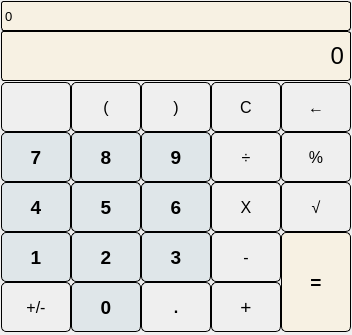
Before: the Qt Designer form Qt-calculator/calculator.ui in khagesh-mahajan-cctech/Qt-calculator, drawn with Qt 5.
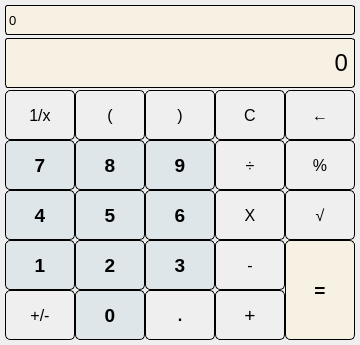
After: the same form once the commit is applied.

```diff
--- a/Qt-calculator/calculator.ui
+++ b/Qt-calculator/calculator.ui
@@ -6,8 +6,8 @@
    <rect>
     <x>0</x>
     <y>0</y>
-    <width>352</width>
-    <height>335</height>
+    <width>360</width>
+    <height>345</height>
    </rect>
   </property>
   <property name="windowTitle">
@@ -17,8 +17,8 @@
    <widget class="QLabel" name="label_1">
     <property name="geometry">
      <rect>
-      <x>1</x>
-      <y>1</y>
+      <x>5</x>
+      <y>5</y>
       <width>350</width>
       <height>30</height>
      </rect>
@@ -45,8 +45,8 @@
    <widget class="QLabel" name="label_2">
     <property name="geometry">
      <rect>
-      <x>1</x>
-      <y>31</y>
+      <x>5</x>
+      <y>38</y>
       <width>350</width>
       <height>50</height>
      </rect>
@@ -70,11 +70,11 @@
      <set>Qt::AlignRight|Qt::AlignTrailing|Qt::AlignVCenter</set>
     </property>
    </widget>
-   <widget class="QPushButton" name="button_cancel">
+   <widget class="QPushButton" name="button_blank">
     <property name="geometry">
      <rect>
-      <x>1</x>
-      <y>82</y>
+      <x>5</x>
+      <y>90</y>
       <width>70</width>
       <height>50</height>
      </rect>
@@ -92,14 +92,14 @@
 }</string>
     </property>
     <property name="text">
-     <string/>
+     <string>1/x</string>
     </property>
    </widget>
    <widget class="QPushButton" name="button_bracket1">
     <property name="geometry">
      <rect>
-      <x>71</x>
-      <y>82</y>
+      <x>75</x>
+      <y>90</y>
       <width>70</width>
       <height>50</height>
      </rect>
@@ -123,8 +123,8 @@
    <widget class="QPushButton" name="button_bracket2">
     <property name="geometry">
      <rect>
-      <x>141</x>
-      <y>82</y>
+      <x>145</x>
+      <y>90</y>
       <width>70</width>
       <height>50</height>
      </rect>
@@ -148,8 +148,8 @@
    <widget class="QPushButton" name="button_divide">
     <property name="geometry">
      <rect>
-      <x>211</x>
-      <y>82</y>
+      <x>215</x>
+      <y>90</y>
       <width>70</width>
       <height>50</height>
      </rect>
@@ -173,8 +173,8 @@
    <widget class="QPushButton" name="button_7">
     <property name="geometry">
      <rect>
-      <x>1</x>
-      <y>132</y>
+      <x>5</x>
+      <y>140</y>
       <width>70</width>
       <height>50</height>
      </rect>
@@ -199,8 +199,8 @@
    <widget class="QPushButton" name="button_8">
     <property name="geometry">
      <rect>
-      <x>71</x>
-      <y>132</y>
+      <x>75</x>
+      <y>140</y>
       <width>70</width>
       <height>50</height>
      </rect>
@@ -225,8 +225,8 @@
    <widget class="QPushButton" name="button_multiply">
     <property name="geometry">
      <rect>
-      <x>211</x>
-      <y>132</y>
+      <x>215</x>
+      <y>140</y>
       <width>70</width>
       <height>50</height>
      </rect>
@@ -250,8 +250,8 @@
    <widget class="QPushButton" name="button_9">
     <property name="geometry">
      <rect>
-      <x>141</x>
-      <y>132</y>
+      <x>145</x>
+      <y>140</y>
       <width>70</width>
       <height>50</height>
      </rect>
@@ -276,8 +276,8 @@
    <widget class="QPushButton" name="button_4">
     <property name="geometry">
      <rect>
-      <x>1</x>
-      <y>182</y>
+      <x>5</x>
+      <y>190</y>
       <width>70</width>
       <height>50</height>
      </rect>
@@ -302,8 +302,8 @@
    <widget class="QPushButton" name="button_5">
     <property name="geometry">
      <rect>
-      <x>71</x>
-      <y>182</y>
+      <x>75</x>
+      <y>190</y>
       <width>70</width>
       <height>50</height>
      </rect>
@@ -325,11 +325,11 @@
      <string>5</string>
     </property>
    </widget>
-   <widget class="QPushButton" name="button_subtract">
+   <widget class="QPushButton" name="button_multiply">
     <property name="geometry">
      <rect>
-      <x>211</x>
-      <y>182</y>
+      <x>215</x>
+      <y>190</y>
       <width>70</width>
       <height>50</height>
      </rect>
@@ -353,8 +353,8 @@
    <widget class="QPushButton" name="button_6">
     <property name="geometry">
      <rect>
-      <x>141</x>
-      <y>182</y>
+      <x>145</x>
+      <y>190</y>
       <width>70</width>
       <height>50</height>
      </rect>
@@ -379,8 +379,8 @@
    <widget class="QPushButton" name="button_1">
     <property name="geometry">
      <rect>
-      <x>1</x>
-      <y>232</y>
+      <x>5</x>
+      <y>240</y>
       <width>70</width>
       <height>50</height>
      </rect>
@@ -405,8 +405,8 @@
    <widget class="QPushButton" name="button_2">
     <property name="geometry">
      <rect>
-      <x>71</x>
-      <y>232</y>
+      <x>75</x>
+      <y>240</y>
       <width>70</width>
       <height>50</height>
      </rect>
@@ -428,11 +428,11 @@
      <string>2</string>
     </property>
    </widget>
-   <widget class="QPushButton" name="button_add">
+   <widget class="QPushButton" name="button_sub">
     <property name="geometry">
      <rect>
-      <x>211</x>
-      <y>232</y>
+      <x>215</x>
+      <y>240</y>
       <width>70</width>
       <height>50</height>
      </rect>
@@ -456,8 +456,8 @@
    <widget class="QPushButton" name="button_3">
     <property name="geometry">
      <rect>
-      <x>141</x>
-      <y>232</y>
+      <x>145</x>
+      <y>240</y>
       <width>70</width>
       <height>50</height>
      </rect>
@@ -482,8 +482,8 @@
    <widget class="QPushButton" name="button_plus_minus">
     <property name="geometry">
      <rect>
-      <x>1</x>
-      <y>282</y>
+      <x>5</x>
+      <y>290</y>
       <width>70</width>
       <height>50</height>
      </rect>
@@ -507,8 +507,8 @@
    <widget class="QPushButton" name="button_decimal">
     <property name="geometry">
      <rect>
-      <x>141</x>
-      <y>282</y>
+      <x>145</x>
+      <y>290</y>
       <width>70</width>
       <height>50</height>
      </rect>
@@ -529,11 +529,11 @@
      <string>.</string>
     </property>
    </widget>
-   <widget class="QPushButton" name="button_equal">
+   <widget class="QPushButton" name="button_add">
     <property name="geometry">
      <rect>
-      <x>211</x>
-      <y>282</y>
+      <x>215</x>
+      <y>290</y>
       <width>70</width>
       <height>50</height>
      </rect>
@@ -557,8 +557,8 @@
    <widget class="QPushButton" name="button_0">
     <property name="geometry">
      <rect>
-      <x>71</x>
-      <y>282</y>
+      <x>75</x>
+      <y>290</y>
       <width>70</width>
       <height>50</height>
      </rect>
@@ -583,8 +583,8 @@
    <widget class="QPushButton" name="button_divide_2">
     <property name="geometry">
      <rect>
-      <x>281</x>
-      <y>82</y>
+      <x>285</x>
+      <y>90</y>
       <width>70</width>
       <height>50</height>
      </rect>
@@ -608,8 +608,8 @@
    <widget class="QPushButton" name="button_multiply_2">
     <property name="geometry">
      <rect>
-      <x>281</x>
-      <y>132</y>
+      <x>285</x>
+      <y>140</y>
       <width>70</width>
       <height>50</height>
      </rect>
@@ -633,8 +633,8 @@
    <widget class="QPushButton" name="button_subtract_2">
     <property name="geometry">
      <rect>
-      <x>281</x>
-      <y>182</y>
+      <x>285</x>
+      <y>190</y>
       <width>70</width>
       <height>50</height>
      </rect>
@@ -658,8 +658,8 @@
    <widget class="QPushButton" name="button_add_2">
     <property name="geometry">
      <rect>
-      <x>281</x>
-      <y>232</y>
+      <x>285</x>
+      <y>240</y>
       <width>70</width>
       <height>100</height>
      </rect>
```
Left out of the diff: 16 changed lines with no effect on the pictures.
